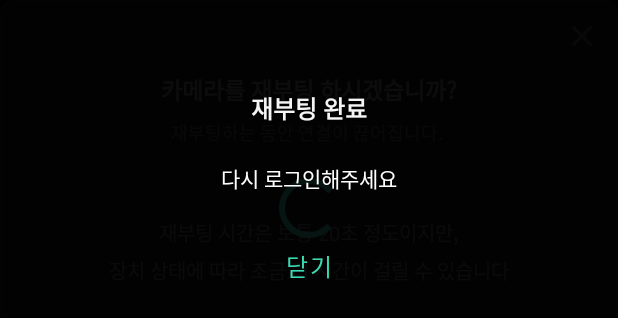
After one commit to kukcoding/ctlbox, an Android app: the layout dialog_camera_reboot.xml on its own in the app's theme, with its tools: preview values and no code run, on a phone screen of 412 x 824 dp. The commit adds this screen. Shown: the top 318 px of the screen. Run offline under Robolectric (Android 15) with nearby library versions, the phone set to English and light mode, and no system bars.

Commit message:
카메라 재부팅 설정 추가

```diff
--- a/myapp-base/src/main/java/myapp/BuildVars.kt
+++ b/myapp-base/src/main/java/myapp/BuildVars.kt
@@ -10,6 +10,7 @@ object BuildVars {
     const val cameraAccessPointIp = "192.168.157.100"
     const val fakeCamera = true
     const val fakeCameraId = "fakeab0012abde"
+    const val cameraRebootDurationSeconds = 20
 }
 
 
--- a/myapp-data/src/main/java/myapp/data/cam/CamManager.kt
+++ b/myapp-data/src/main/java/myapp/data/cam/CamManager.kt
@@ -87,7 +87,7 @@ class CamManager constructor(
         this.loginStateFlow.tryEmit(CamLoggedIn(cameraId = cameraId, cameraIp = cameraIp))
     }
 
-    fun onDisconnect() {
+    fun onLogout() {
         this.configFlow.tryEmit(null)
         this.loginStateFlow.tryEmit(CamLoggedOut)
     }
--- a/myapp-domain/src/main/java/myapp/domain/interactors/LogoutCamera.kt
+++ b/myapp-domain/src/main/java/myapp/domain/interactors/LogoutCamera.kt
@@ -19,6 +19,6 @@ class LogoutCamera @Inject constructor(
             dataSource.logout()
         } catch (ignore: Throwable) {
         }
-        camManager.onDisconnect()
+        camManager.onLogout()
     }
 }
--- /dev/null
+++ b/ui-dialogs/src/main/res/layout/dialog_camera_reboot.xml
@@ -0,0 +1,217 @@
+<layout xmlns:android="http://schemas.android.com/apk/res/android"
+    xmlns:app="http://schemas.android.com/apk/res-auto"
+    xmlns:tools="http://schemas.android.com/tools">
+
+    <data>
+
+        <variable
+            name="vm"
+            type="myapp.ui.dialogs.reboot.CameraRebootDialogViewModel" />
+    </data>
+
+    <androidx.constraintlayout.widget.ConstraintLayout
+        android:layout_width="match_parent"
+        android:layout_height="wrap_content"
+        android:background="@drawable/background_dialog1">
+
+        <ImageView
+            android:id="@+id/bt_close"
+            android:layout_width="48dp"
+            android:layout_height="48dp"
+            android:background="?attr/selectableItemBackgroundBorderless"
+            android:padding="12dp"
+            app:layout_constraintEnd_toEndOf="parent"
+            app:layout_constraintTop_toTopOf="parent"
+            app:srcCompat="@drawable/ic_close_vd_theme_24px"
+            app:tint="@color/selector_text6_and_primary" />
+
+
+        <TextView
+            android:id="@+id/txtview_msg1"
+            android:layout_width="0dp"
+            android:layout_height="wrap_content"
+            android:layout_marginTop="48dp"
+            android:gravity="center"
+            android:paddingHorizontal="16sp"
+            android:text="카메라를 재부팅 하시겠습니까?"
+            android:textColor="?attr/colorOnSurface2"
+            android:textSize="15sp"
+            android:textStyle="bold"
+            app:layout_constraintEnd_toEndOf="parent"
+            app:layout_constraintStart_toStartOf="parent"
+            app:layout_constraintTop_toTopOf="parent" />
+
+
+        <TextView
+            android:id="@+id/txtview_msg2"
+            android:layout_width="0dp"
+            android:layout_height="wrap_content"
+            android:layout_marginTop="8dp"
+            android:gravity="center"
+            android:paddingHorizontal="16sp"
+            android:text="재부팅하는 동안 연결이 끊어집니다. "
+            android:textColor="?attr/colorOnSurface6"
+            android:textSize="12sp"
+            app:layout_constraintEnd_toEndOf="parent"
+            app:layout_constraintStart_toStartOf="parent"
+            app:layout_constraintTop_toBottomOf="@+id/txtview_msg1" />
+
+
+        <TextView
+            android:id="@+id/txtview_msg3"
+            android:layout_width="0dp"
+            android:layout_height="wrap_content"
+            android:layout_marginTop="48dp"
+            android:gravity="center"
+            android:lineHeight="22sp"
+            android:paddingHorizontal="16sp"
+            android:text="재부팅 시간은 보통 20초 정도이지만,\n장치 상태에 따라 조금 더 시간이 걸릴 수 있습니다"
+            android:textColor="?attr/colorOnSurface4"
+            android:textSize="13sp"
+            app:layout_constraintEnd_toEndOf="parent"
+            app:layout_constraintStart_toStartOf="parent"
+            app:layout_constraintTop_toBottomOf="@+id/txtview_msg2" />
+
+
+        <com.google.android.material.button.MaterialButton
+            android:id="@+id/bt_startReboot"
+            style="@style/Widget.MaterialComponents.Button.TextButton"
+            android:layout_width="wrap_content"
+            android:layout_height="wrap_content"
+            android:layout_gravity="center_horizontal"
+            android:layout_marginTop="24dp"
+            android:layout_marginBottom="16dp"
+            android:text="지금 재부팅 하기"
+            android:textColor="?attr/colorSecondary"
+            android:textSize="16sp"
+            app:layout_constraintBottom_toBottomOf="parent"
+            app:layout_constraintEnd_toEndOf="parent"
+            app:layout_constraintHorizontal_chainStyle="packed"
+            app:layout_constraintStart_toStartOf="parent"
+            app:layout_constraintTop_toBottomOf="@+id/txtview_msg3" />
+
+
+        <FrameLayout
+            android:id="@+id/layout_loading"
+            android:layout_width="0dp"
+            android:layout_height="0dp"
+            android:background="@color/black_transparent_50"
+            android:clickable="true"
+            android:focusable="true"
+            android:visibility="gone"
+            app:layout_constraintBottom_toBottomOf="parent"
+            app:layout_constraintEnd_toEndOf="parent"
+            app:layout_constraintStart_toStartOf="parent"
+            app:layout_constraintTop_toTopOf="parent"
+            app:visible="@{vm.isLoadingLive}"
+            tools:visibility="visible">
+
+            <ProgressBar
+                style="?android:attr/progressBarStyle"
+                android:layout_width="wrap_content"
+                android:layout_height="wrap_content"
+                android:layout_gravity="center"
+                android:indeterminate="true" />
+        </FrameLayout>
+
+        <LinearLayout
+            android:id="@+id/layout_rebooting"
+            android:layout_width="0dp"
+            android:layout_height="0dp"
+            android:background="@color/black_transparent_90"
+            android:clickable="true"
+            android:focusable="true"
+            android:gravity="center"
+            android:orientation="vertical"
+            android:visibility="gone"
+            app:layout_constraintBottom_toBottomOf="parent"
+            app:layout_constraintEnd_toEndOf="parent"
+            app:layout_constraintStart_toStartOf="parent"
+            app:layout_constraintTop_toTopOf="parent"
+            tools:visibility="gone">
+
+            <TextView
+                android:layout_width="wrap_content"
+                android:layout_height="wrap_content"
+                android:text="재부팅 중입니다"
+                android:textColor="?attr/colorSecondary"
+                android:textSize="16sp"
+                android:textStyle="bold" />
+
+            <TextView
+                android:id="@+id/txtview_rebootTime"
+                android:layout_width="wrap_content"
+                android:layout_height="wrap_content"
+                android:layout_marginTop="24dp"
+                android:textColor="#FFF"
+                android:textSize="14sp"
+                tools:text="12초" />
+
+            <com.google.android.material.progressindicator.LinearProgressIndicator
+                android:id="@+id/progressBar_reboot"
+                style="@style/Widget.MaterialComponents.LinearProgressIndicator"
+                android:layout_width="match_parent"
+                android:layout_height="wrap_content"
+                android:layout_gravity="center"
+                android:layout_marginHorizontal="48dp"
+                android:layout_marginTop="16dp"
+                android:max="100"
+                android:maxWidth="100dp"
+                android:min="0"
+                 />
+        </LinearLayout>
+
+        <LinearLayout
+            android:id="@+id/layout_completed"
+            android:layout_width="0dp"
+            android:layout_height="0dp"
+            android:background="@color/black_transparent_90"
+            android:clickable="true"
+            android:focusable="true"
+            android:gravity="center"
+            android:orientation="vertical"
+            android:visibility="gone"
+            app:layout_constraintBottom_toBottomOf="parent"
+            app:layout_constraintEnd_toEndOf="parent"
+            app:layout_constraintStart_toStartOf="parent"
+            app:layout_constraintTop_toTopOf="parent"
+            tools:visibility="visible">
+
+            <TextView
+                android:layout_width="wrap_content"
+                android:layout_height="wrap_content"
+                android:text="재부팅 완료"
+                android:textColor="?attr/colorOnSurface1"
+                android:textSize="16sp"
+                android:textStyle="bold" />
+
+            <TextView
+                android:layout_width="wrap_content"
+                android:layout_height="wrap_content"
+                android:layout_marginTop="24dp"
+                android:text="다시 로그인해주세요"
+                android:textColor="#FFF"
+                android:textSize="14sp" />
+
+
+            <com.google.android.material.button.MaterialButton
+                android:id="@+id/bt_rebootingDone"
+                style="@style/Widget.MaterialComponents.Button.TextButton"
+                android:layout_width="wrap_content"
+                android:layout_height="wrap_content"
+                android:layout_gravity="center_horizontal"
+                android:layout_marginTop="24dp"
+                android:layout_marginBottom="16dp"
+                android:text="닫기"
+                android:textColor="?attr/colorSecondary"
+                android:textSize="16sp"
+                app:layout_constraintBottom_toBottomOf="parent"
+                app:layout_constraintEnd_toEndOf="parent"
+                app:layout_constraintHorizontal_chainStyle="packed"
+                app:layout_constraintStart_toStartOf="parent"
+                app:layout_constraintTop_toBottomOf="@+id/txtview_msg3" />
+
+        </LinearLayout>
+
+    </androidx.constraintlayout.widget.ConstraintLayout>
+</layout>
--- a/ui-home/src/main/java/myapp/ui/home/HomeFragment.kt
+++ b/ui-home/src/main/java/myapp/ui/home/HomeFragment.kt
@@ -153,6 +153,7 @@ class HomeFragment : Fragment() {
             }
         }
 
+
         mViewModel.isLteEnabledLive.observe(viewLifecycleOwner, { enabled ->
             if (enabled == true) {
                 mBind.txtviewLteLabel.alpha = 1f;
@@ -283,7 +284,6 @@ class HomeFragment : Fragment() {
     }
 
 
-
     /**
      * 백키 핸들러 - 오른쪽 메뉴가 열려있으면 닫히도록
      */
--- a/ui-home/src/main/java/myapp/ui/home/leftmenu/LeftMenuViewModel.kt
+++ b/ui-home/src/main/java/myapp/ui/home/leftmenu/LeftMenuViewModel.kt
@@ -86,7 +86,7 @@ internal class LeftMenuViewModel @Inject constructor(
             pendingActions.consumeAsFlow().collect { action ->
                 when (action) {
                     is LeftMenuAction.DisconnectCurrentCam -> {
-                        camManager.onDisconnect()
+                        camManager.onLogout()
                     }
                 }
             }
```
Also changed, not shown: myapp-data/src/main/java/myapp/data/repo/cam/api/CamApi.kt (+11 -1 lines), myapp-data/src/main/java/myapp/data/repo/cam/api/CamDataSource.kt (+57 -16 lines), myapp-domain/src/main/java/myapp/domain/interactors/RebootCamera.kt (added, +30 -0 lines), ui-dialogs/src/main/java/myapp/ui/dialogs/CameraDialogs.kt (+13 -0 lines), ui-dialogs/src/main/java/myapp/ui/dialogs/reboot/CameraRebootDialogFragment.kt (added, +162 -0 lines), ui-dialogs/src/main/java/myapp/ui/dialogs/reboot/CameraRebootDialogViewModel.kt (added, +119 -0 lines), ui-player/src/main/java/myapp/ui/player/vlc/AndroidDevices.kt (+4 -4 lines), ui-settings/src/main/java/myapp/ui/settings/SettingsFragment.kt (+41 -4 lines), ui-settings/src/main/res/layout/fragment_settings.xml (+39 -0 lines).
